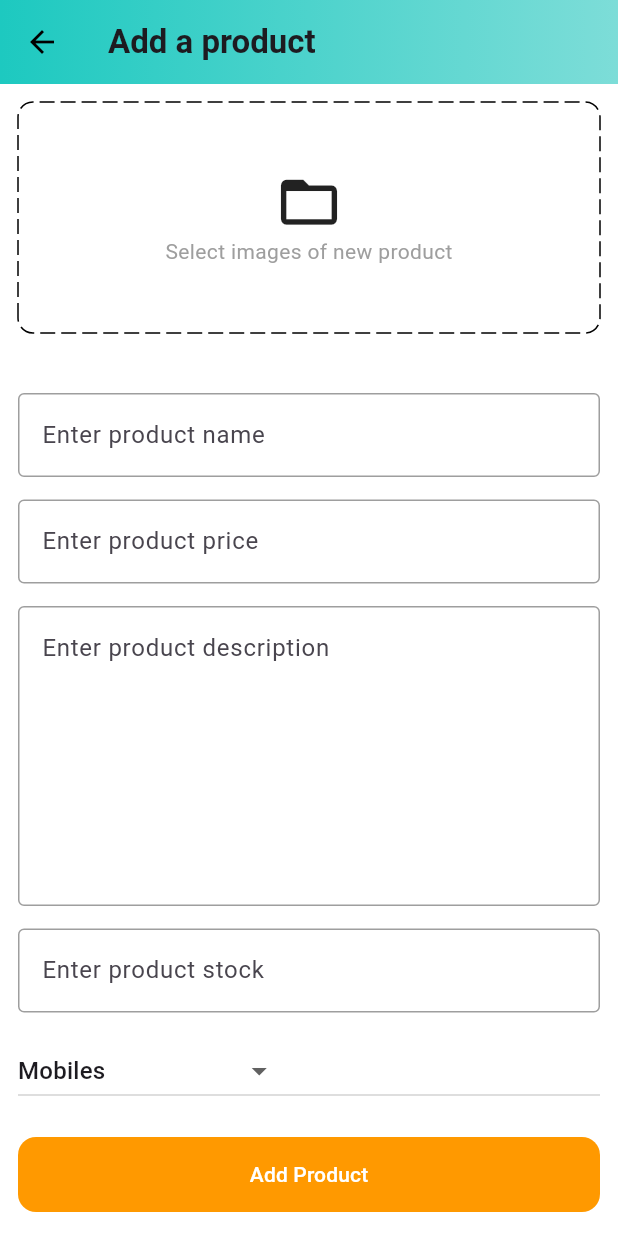
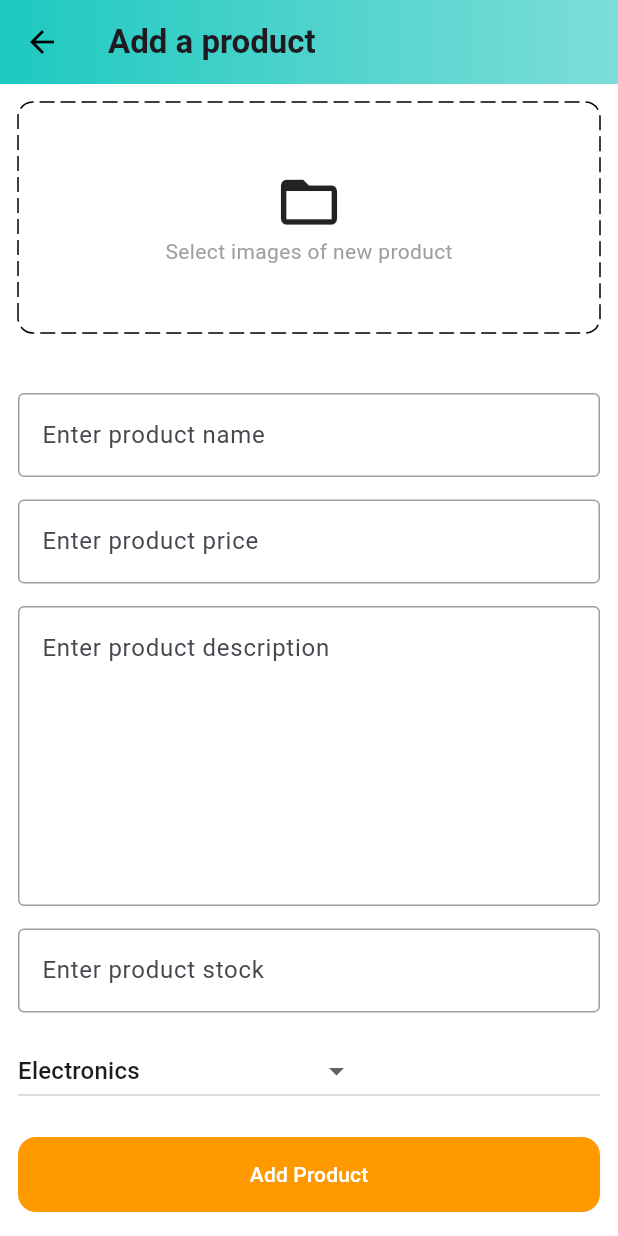
Before and after one commit to samuel2l/MultiVendorPlatform-Mobile-Application, a Flutter app: the AddProduct screen opened by its route, on a phone screen of 412 x 824 dp. Run offline on Flutter 3.47's test engine with Material 3 defaults, Android fonts, the phone set to English and light mode, and no system bars; drawn by our look-alikes of dotted_border; our stand-ins replace badges, carousel_slider, flutter_rating_bar, image_picker, shared_preferences; missing offline and left inert: cloudinary_public; accounts and stored records are empty.

Commit message:
add seller apis

```diff
--- a/lib/features/auth/services/auth_service.dart
+++ b/lib/features/auth/services/auth_service.dart
@@ -4,7 +4,6 @@ import 'dart:convert';
 
 import 'package:multivendorplatformmobile/constants.dart';
 import 'package:multivendorplatformmobile/features/common/widgets/bottom_navbar.dart';
-import 'package:multivendorplatformmobile/features/models/cartItem.dart';
 import 'package:multivendorplatformmobile/features/models/user.dart';
 import 'package:multivendorplatformmobile/providers/user_provider.dart';
 import 'package:multivendorplatformmobile/utils.dart';
@@ -236,7 +235,7 @@ class AuthService {
     } catch (e) {
       print("error");
       print(e);
-      // showSnackBar(context, e.toString());
+      showSnackBar(context, e.toString());
     }
   }
 }
--- a/lib/features/common/widgets/splash.dart
+++ b/lib/features/common/widgets/splash.dart
@@ -7,7 +7,7 @@ import 'package:shared_preferences/shared_preferences.dart';
 import 'package:multivendorplatformmobile/providers/user_provider.dart';
 import 'package:multivendorplatformmobile/features/auth/screens/auth.dart';
 import 'package:multivendorplatformmobile/features/common/widgets/bottom_navbar.dart';
-import 'package:multivendorplatformmobile/features/admin/screens/admin.dart';
+import 'package:multivendorplatformmobile/features/seller/screens/seller.dart';
 
 class Splash extends StatefulWidget {
   const Splash({super.key});
--- a/lib/features/admin/screens/add_product.dart
+++ b/lib/features/seller/screens/add_product.dart
@@ -1,7 +1,7 @@
 import 'dart:io';
 
 import 'package:multivendorplatformmobile/constants.dart';
-import 'package:multivendorplatformmobile/features/admin/services/admin_service.dart';
+import 'package:multivendorplatformmobile/features/seller/services/seller_service.dart';
 import 'package:multivendorplatformmobile/features/common/widgets/input_field.dart';
 import 'package:dotted_border/dotted_border.dart';
 import 'package:flutter/material.dart';
@@ -9,7 +9,7 @@ import 'package:image_picker/image_picker.dart';
 
 class AddProduct extends StatefulWidget {
   const AddProduct({super.key});
-  static const String routeName = '/admin/add-product';
+  static const String routeName = '/add-product';
 
   @override
   State<AddProduct> createState() => _AddProductState();
@@ -20,9 +20,9 @@ class _AddProductState extends State<AddProduct> {
   final TextEditingController priceController = TextEditingController();
   final TextEditingController stockController = TextEditingController();
   final TextEditingController descriptionController = TextEditingController();
-  final AdminService adminService = AdminService();
+  final SellerService sellerService = SellerService();
 
-  String selectedCategory = 'Mobiles';
+  String selectedtype = 'Electronics';
   List<File> selectedImages = [];
 
   final addProductKey = GlobalKey<FormState>();
@@ -36,14 +36,14 @@ class _AddProductState extends State<AddProduct> {
     });
   }
 
-  void addNewProduct(name, price, description, stock, category, images) {
-    adminService.addNewProduct(
+  void addNewProduct(name, price, description, stock, type, images) {
+    sellerService.addNewProduct(
         context: context,
         name: name,
         price: price,
         description: description,
         stock: stock,
-        category: category,
+        type: type,
         images: images);
   }
 
@@ -160,33 +160,96 @@ class _AddProductState extends State<AddProduct> {
                 height: 15,
               ),
               DropdownButton(
-                value: selectedCategory,
-                hint: const Text('select item category'),
+                value: selectedtype,
+                hint: const Text('select item type'),
                 items: const [
 DropdownMenuItem(
-                    value: 'Mobiles',
-                    child: Text('Mobiles'),
-                  ),
-                  DropdownMenuItem(
-                    value: 'Essentials',
-                    child: Text('Essentials'),
-                  ),
-                  DropdownMenuItem(
-                    value: 'Appliances',
-                    child: Text('Appliances'),
-                  ),
-                  DropdownMenuItem(
-                    value: 'Books',
-                    child: Text('Books'),
+    value: 'Electronics',
+    child: Text('Electronics'),
   ),
   DropdownMenuItem(
     value: 'Fashion',
     child: Text('Fashion'),
   ),
-                ],
+  DropdownMenuItem(
+    value: 'Home and Kitchen',
+    child: Text('Home and Kitchen'),
+  ),
+  DropdownMenuItem(
+    value: 'Health and Personal Care',
+    child: Text('Health and Personal Care'),
+  ),
+  DropdownMenuItem(
+    value: 'Books and Stationery',
+    child: Text('Books and Stationery'),
+  ),
+  DropdownMenuItem(
+    value: 'Sports and Outdoors',
+    child: Text('Sports and Outdoors'),
+  ),
+  DropdownMenuItem(
+    value: 'Toys and Games',
+    child: Text('Toys and Games'),
+  ),
+  DropdownMenuItem(
+    value: 'Beauty and Cosmetics',
+    child: Text('Beauty and Cosmetics'),
+  ),
+  DropdownMenuItem(
+    value: 'Automotive',
+    child: Text('Automotive'),
+  ),
+  DropdownMenuItem(
+    value: 'Jewelry and Accessories',
+    child: Text('Jewelry and Accessories'),
+  ),
+  DropdownMenuItem(
+    value: 'Groceries and Food',
+    child: Text('Groceries and Food'),
+  ),
+  DropdownMenuItem(
+    value: 'Baby Products',
+    child: Text('Baby Products'),
+  ),
+  DropdownMenuItem(
+    value: 'Pet Supplies',
+    child: Text('Pet Supplies'),
+  ),
+  DropdownMenuItem(
+    value: 'Tools and Hardware',
+    child: Text('Tools and Hardware'),
+  ),
+  DropdownMenuItem(
+    value: 'Office Supplies',
+    child: Text('Office Supplies'),
+  ),
+  DropdownMenuItem(
+    value: 'Musical Instruments',
+    child: Text('Musical Instruments'),
+  ),
+  DropdownMenuItem(
+    value: 'Furniture',
+    child: Text('Furniture'),
+  ),
+  DropdownMenuItem(
+    value: 'Art and Craft',
+    child: Text('Art and Craft'),
+  ),
+  DropdownMenuItem(
+    value: 'Industrial and Scientific',
+    child: Text('Industrial and Scientific'),
+  ),
+  DropdownMenuItem(
+    value: 'Video Games and Consoles',
+    child: Text('Video Games and Consoles'),
+  ),
+  DropdownMenuItem(
+    value: 'Music',
+    child: Text('Music'),
+  ),                ],
                 onChanged: (value) {
                   setState(() {
-                    selectedCategory = value!;
+                    selectedtype = value!;
                   });
                 },
               ),
@@ -202,7 +265,7 @@ class _AddProductState extends State<AddProduct> {
                         double.parse(priceController.text.trim()),
                         descriptionController.text.trim(),
                         int.parse(stockController.text.trim()),
-                        selectedCategory,
+                        selectedtype,
                         selectedImages,);
                   }
                 },
--- a/lib/features/admin/screens/admin.dart
+++ b/lib/features/seller/screens/seller.dart
@@ -1,5 +1,5 @@
 import 'package:multivendorplatformmobile/constants.dart';
-import 'package:multivendorplatformmobile/features/admin/screens/products_sold.dart';
+import 'package:multivendorplatformmobile/features/seller/screens/seller_products.dart';
 import 'package:flutter/material.dart';
 
 class Admin extends StatefulWidget {
@@ -15,7 +15,7 @@ class _AdminState extends State<Admin> {
   double bottomNavBarBorderWidth = 5;
 
   List<Widget> pages = [
-    const ProductsSold(),
+    const SellerProducts(),
 
 
     const Center(child: Text('page 2')),
--- a/lib/main.dart
+++ b/lib/main.dart
@@ -2,7 +2,6 @@ import 'package:flutter/material.dart';
 import 'package:multivendorplatformmobile/constants.dart';
 import 'package:multivendorplatformmobile/features/auth/services/auth_service.dart';
 import 'package:multivendorplatformmobile/features/common/widgets/splash.dart';
-import 'package:multivendorplatformmobile/features/home/screens/categories.dart';
 import 'package:multivendorplatformmobile/providers/user_provider.dart';
 import 'package:multivendorplatformmobile/router.dart';
 import 'package:provider/provider.dart';
--- a/lib/router.dart
+++ b/lib/router.dart
@@ -1,5 +1,5 @@
 import 'package:multivendorplatformmobile/features/address/screens/address.dart';
-import 'package:multivendorplatformmobile/features/admin/screens/add_product.dart';
+import 'package:multivendorplatformmobile/features/seller/screens/add_product.dart';
 import 'package:multivendorplatformmobile/features/auth/screens/auth.dart';
 import 'package:multivendorplatformmobile/features/common/widgets/bottom_navbar.dart';
 import 'package:multivendorplatformmobile/features/home/screens/home.dart';
@@ -8,6 +8,7 @@ import 'package:multivendorplatformmobile/features/models/product.dart';
 import 'package:multivendorplatformmobile/features/products/screens/product_details.dart';
 import 'package:multivendorplatformmobile/features/search/screens/search.dart';
 import 'package:flutter/material.dart';
+import 'package:multivendorplatformmobile/features/seller/screens/seller.dart';
 
 Route<dynamic> generateRoute(RouteSettings routeSettings) {
   switch (routeSettings.name) {
@@ -46,7 +47,10 @@ Route<dynamic> generateRoute(RouteSettings routeSettings) {
           settings: routeSettings);
       case Address.routeName:
       return MaterialPageRoute(
-          builder: (_) => Address(), settings: routeSettings);
+          builder: (_) => const Address(), settings: routeSettings);
+      case Admin.routeName:
+      return MaterialPageRoute(
+          builder: (_) => const Admin(), settings: routeSettings);
 
     default:
       return MaterialPageRoute(
```
Also changed, not shown: lib/features/seller/screens/seller_products.dart (renamed from lib/features/admin/screens/products_sold.dart, +18 -18 lines), lib/features/seller/services/seller_service.dart (renamed from lib/features/admin/services/admin_service.dart, +41 -31 lines). Lines whose indentation alone changed are shown as unchanged.
